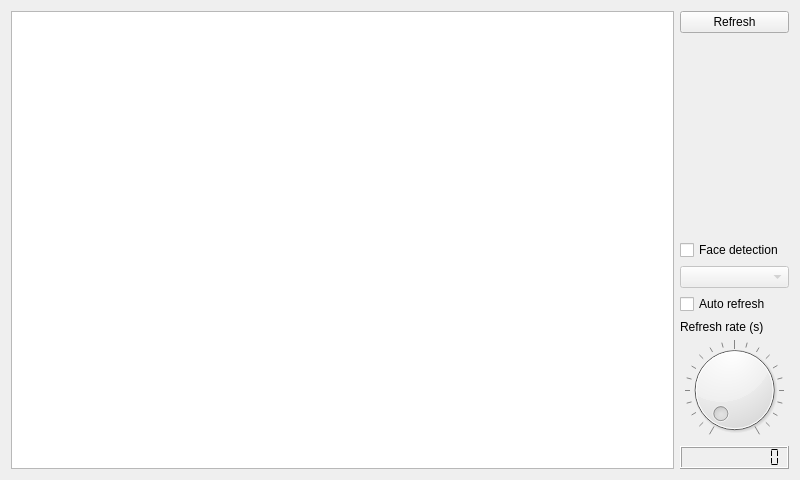
This is clientapps/SensorTest/widgets/qcamerawidget.ui in keigezellig/fruitHAP as Qt 5 draws it before an edit. The edited form follows.
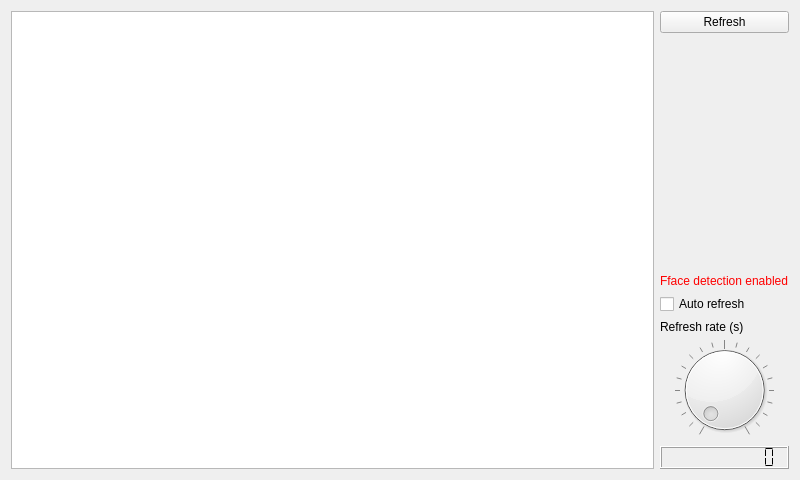
This is the edited form.

Commit message: Issue #42 Implemented camera <-> switch mappping

```diff
--- a/clientapps/SensorTest/widgets/qcamerawidget.ui
+++ b/clientapps/SensorTest/widgets/qcamerawidget.ui
@@ -58,25 +58,12 @@
       </spacer>
      </item>
      <item>
-      <widget class="QCheckBox" name="chkFaceDetection">
-       <property name="sizePolicy">
-        <sizepolicy hsizetype="Fixed" vsizetype="Fixed">
-         <horstretch>0</horstretch>
-         <verstretch>0</verstretch>
-        </sizepolicy>
-       </property>
-       <property name="layoutDirection">
-        <enum>Qt::LeftToRight</enum>
+      <widget class="QLabel" name="lblFaceDetectionEnabled">
+       <property name="styleSheet">
+        <string notr="true">color: rgb(255, 0, 0);</string>
        </property>
        <property name="text">
-        <string>Face detection</string>
-       </property>
-      </widget>
-     </item>
-     <item>
-      <widget class="QComboBox" name="cmbFaceDetectionSwitchList">
-       <property name="enabled">
-        <bool>false</bool>
+        <string>Fface detection enabled</string>
        </property>
       </widget>
      </item>
```
Left out of the diff: 16 changed lines with no effect on the pictures. The commit also changes 11 other files.
